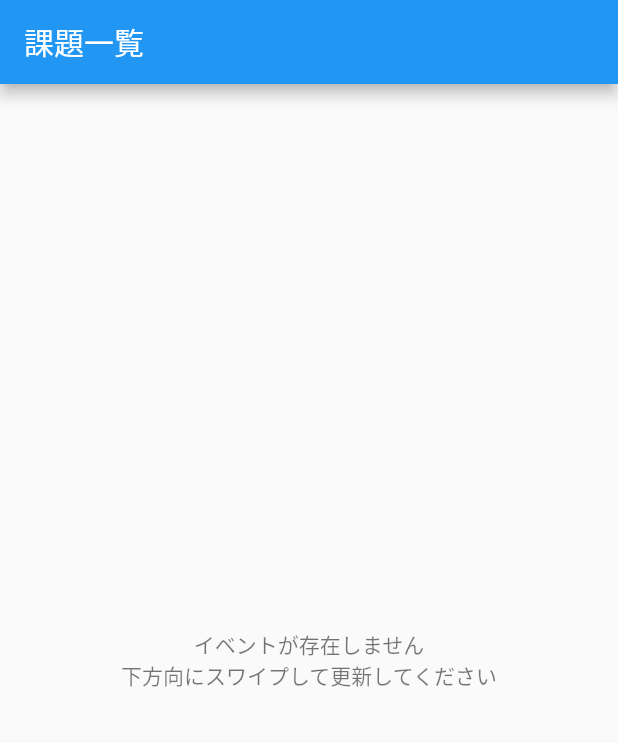
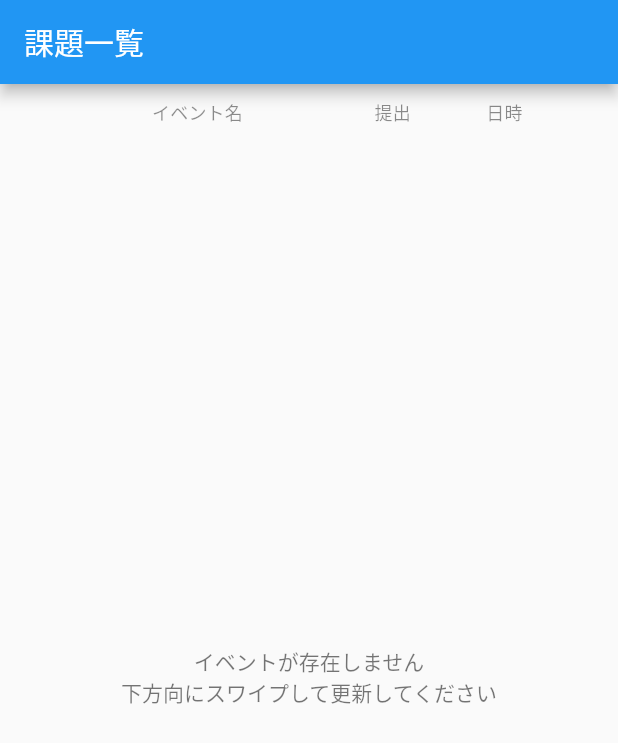
Before and after one commit to NekoZ-Meow/MoodleEvents2, a Flutter app: the screen it shows after launch, on a phone screen of 412 x 824 dp. Shown: the top 743 px of the screen. Run offline on Flutter 3.47's test engine with Material 2 defaults, Android fonts, the phone set to English and light mode, and no system bars; our stand-ins replace flutter_html, fluttertoast, google_fonts, stack_trace, webview_flutter; missing offline and left inert: webview_cookie_manager.

Commit message:
イベント一覧に名前を追加

```diff
--- a/moodle_event_2/lib/main.dart
+++ b/moodle_event_2/lib/main.dart
@@ -38,7 +38,7 @@ class MyApp extends StatelessWidget {
                   fontSize: 19,
                   fontWeight: FontWeight.w500),
               subtitle2:
-                  TextStyle(color: ColorConstants.textSub, fontSize: 12)),
+                  const TextStyle(color: ColorConstants.textSub, fontSize: 12)),
         ),
         home: const HomePage(),
       ),
--- a/moodle_event_2/lib/ui/event_list/event_list.dart
+++ b/moodle_event_2/lib/ui/event_list/event_list.dart
@@ -55,7 +55,50 @@ class EventList extends StatelessWidget {
           return Consumer<EventListViewModel>(builder: (context, viewModel, _) {
             List<EventCard> eventCards =
                 viewModel.listEvents.map((event) => EventCard(event)).toList();
-            return Stack(
+            return Column(
+              mainAxisAlignment: MainAxisAlignment.center,
+              children: [
+                Padding(
+                  padding:
+                      const EdgeInsets.only(left: 10, right: 10, bottom: 5),
+                  child: Row(
+                    mainAxisAlignment: MainAxisAlignment.center,
+                    children: [
+                      Expanded(
+                        flex: 6,
+                        child: Align(
+                          alignment: Alignment.center,
+                          child: Text(
+                            "イベント名",
+                            style: Theme.of(context).textTheme.subtitle2,
+                          ),
+                        ),
+                      ),
+
+                      /// 提出済みかどうかのテキスト
+                      Expanded(
+                        flex: 1,
+                        child: Align(
+                          alignment: Alignment.center,
+                          child: Text("提出",
+                              style: Theme.of(context).textTheme.subtitle2),
+                        ),
+                      ),
+
+                      /// 提出を表すウィジェット
+                      Expanded(
+                        flex: 3,
+                        child: Align(
+                          alignment: Alignment.center,
+                          child: Text("日時",
+                              style: Theme.of(context).textTheme.subtitle2),
+                        ),
+                      ),
+                    ],
+                  ),
+                ),
+                Flexible(
+                  child: Stack(
                     alignment: Alignment.center,
                     children: [
                       ListView(
@@ -70,15 +113,18 @@ class EventList extends StatelessWidget {
                                 crossAxisAlignment: CrossAxisAlignment.center,
                                 children: const [
                                   Text("イベントが存在しません",
-                                style:
-                                    TextStyle(color: ColorConstants.textEnded)),
+                                      style: TextStyle(
+                                          color: ColorConstants.textEnded)),
                                   Text("下方向にスワイプして更新してください",
-                                style:
-                                    TextStyle(color: ColorConstants.textEnded)),
+                                      style: TextStyle(
+                                          color: ColorConstants.textEnded)),
                                 ],
                               ),
                             )
                           : Container(),
+                    ],
+                  ),
+                ),
               ],
             );
           });
```
Lines whose indentation alone changed are shown as unchanged.
